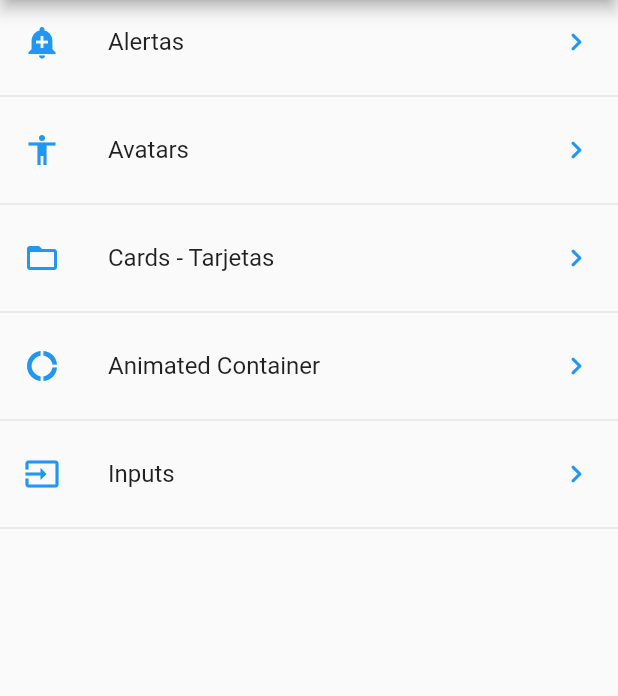
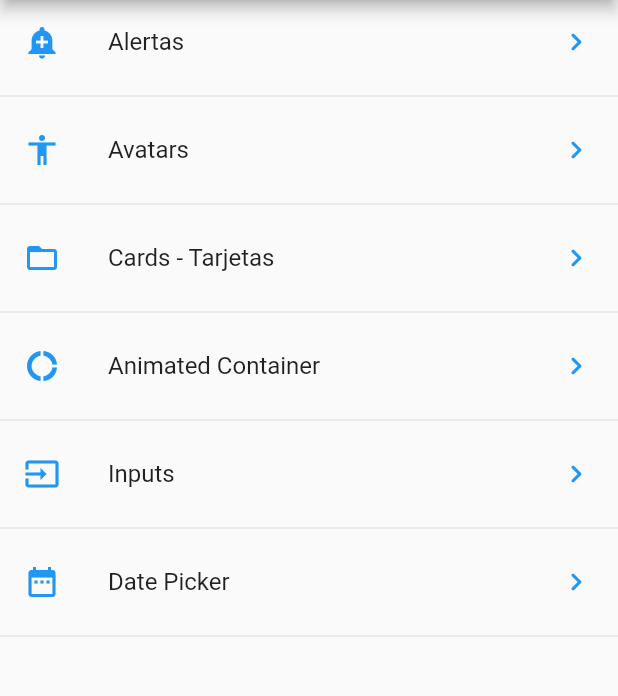
Before and after one commit to IdGalarzaSa/components_list, a Flutter app: the screen it shows after launch, on a phone screen of 412 x 824 dp, the part 84-780 px from its top. Run offline on Flutter 3.47's test engine with Material 2 defaults, Android fonts, the phone set to English and light mode, and no system bars.

Commit message:
Date Picker

```diff
--- a/lib/data/menu_opts.json
+++ b/lib/data/menu_opts.json
@@ -25,6 +25,11 @@
             "ruta": "inputs",
             "icon": "input",
             "texto": "Inputs"
+        },
+        {
+            "ruta": "datePicker",
+            "icon": "date",
+            "texto": "Date Picker"
         }
     ]
 }
--- a/lib/main.dart
+++ b/lib/main.dart
@@ -1,6 +1,7 @@
 import 'package:components_list/src/pages/alert_page.dart';
 import 'package:components_list/src/routes/routes.dart';
 import 'package:flutter/material.dart';
+import 'package:flutter_localizations/flutter_localizations.dart';
 
 void main() => runApp(MyApp());
 
@@ -10,6 +11,18 @@ class MyApp extends StatelessWidget {
     return MaterialApp(
       title: 'Flutter Components List',
       debugShowCheckedModeBanner: false,
+      localizationsDelegates: [
+        // ... app-specific localization delegate[s] here
+        // TODO: uncomment the line below after codegen
+        // AppLocalizations.delegate,
+        GlobalMaterialLocalizations.delegate,
+        GlobalWidgetsLocalizations.delegate,
+        GlobalCupertinoLocalizations.delegate,
+      ],
+      supportedLocales: [
+        const Locale('en', 'US'),
+        const Locale('es', 'ES'),
+      ],
       initialRoute: "/",
       routes: getAplicationRoutes(),
       onGenerateRoute: (RouteSettings settings) {
--- a/lib/src/routes/routes.dart
+++ b/lib/src/routes/routes.dart
@@ -1,5 +1,6 @@
-import 'package:components_list/src/pages/animated_container.dart';
+import 'package:components_list/src/pages/animated_container_page.dart';
 import 'package:components_list/src/pages/card_page.dart';
+import 'package:components_list/src/pages/date_picker_page.dart';
 import 'package:components_list/src/pages/inputs_page.dart';
 import 'package:flutter/cupertino.dart';
 import 'package:components_list/src/pages/alert_page.dart';
@@ -14,6 +15,7 @@ Map<String, WidgetBuilder> getAplicationRoutes() {
     "card": (BuildContext context) => CardPage(),
     "animatedContainer": (BuildContext context) => AnimatedContainerPage(),
     "inputs": (BuildContext context) => InputPage(),
+    "datePicker": (BuildContext context) => DatePickerPage(),
   };
   return appRoutes;
 }
--- a/lib/src/utils/icons_string_utils.dart
+++ b/lib/src/utils/icons_string_utils.dart
@@ -5,7 +5,8 @@ final _icons = <String, IconData>{
   "accessibility": Icons.accessibility,
   "folder_open": Icons.folder_open,
   "donut_large": Icons.donut_large,
-  "input": Icons.input
+  "input": Icons.input,
+  "date": Icons.date_range
 };
 
 Icon getIcon(String iconName) {
--- a/pubspec.yaml
+++ b/pubspec.yaml
@@ -23,7 +23,8 @@ environment:
 dependencies:
   flutter:
     sdk: flutter
-
+  flutter_localizations: # Add this line
+    sdk: flutter
 
   # The following adds the Cupertino Icons font to your application.
   # Use with the CupertinoIcons class for iOS style icons.
```
Also changed, not shown: lib/src/pages/date_picker_page.dart (added, +83 -0 lines), lib/src/pages/animated_container_page.dart (renamed from lib/src/pages/animated_container.dart), pubspec.lock.
